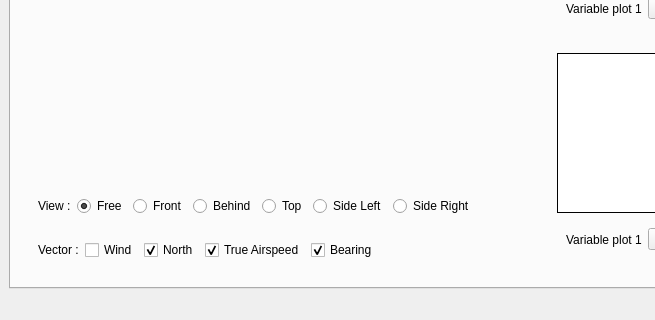
Old version of the form src/gui/mainwindow.ui in the repository TheGoodWeather/Vector-Vario-Analyzer; both pictures show x 0 to 655 and y 537 to 857 of the 997 by 857 pixel window.
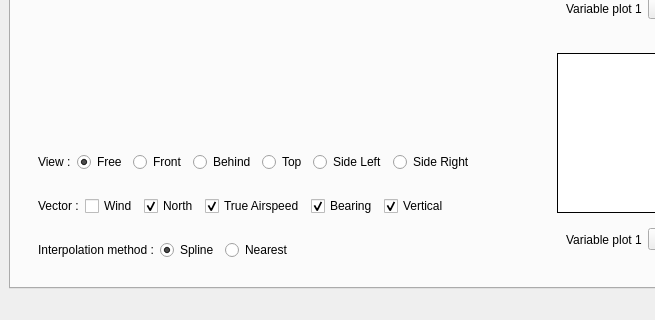
New version of the form. Custom widgets are drawn as their Qt base class.

Commit message: Add spline and nearest interpolation, as well as vertical vector

```diff
--- a/src/gui/mainwindow.ui
+++ b/src/gui/mainwindow.ui
@@ -1927,6 +1927,16 @@
                 </property>
                </widget>
               </item>
+              <item>
+               <widget class="QCheckBox" name="checkbox_vertical_vector_dyna">
+                <property name="text">
+                 <string>Vertical</string>
+                </property>
+                <property name="checked">
+                 <bool>true</bool>
+                </property>
+               </widget>
+              </item>
               <item>
                <spacer name="horizontalSpacer_9">
                 <property name="orientation">
@@ -1943,6 +1953,49 @@
              </layout>
             </widget>
            </item>
+           <item>
+            <widget class="QWidget" name="widget_35" native="true">
+             <layout class="QHBoxLayout" name="horizontalLayout_24">
+              <item>
+               <widget class="QLabel" name="label_26">
+                <property name="text">
+                 <string>Interpolation method :</string>
+                </property>
+               </widget>
+              </item>
+              <item>
+               <widget class="QRadioButton" name="radioButton_interpolated_dyna">
+                <property name="text">
+                 <string>Spline</string>
+                </property>
+                <property name="checked">
+                 <bool>true</bool>
+                </property>
+               </widget>
+              </item>
+              <item>
+               <widget class="QRadioButton" name="radioButton_raw_dyna">
+                <property name="text">
+                 <string>Nearest</string>
+                </property>
+               </widget>
+              </item>
+              <item>
+               <spacer name="horizontalSpacer_10">
+                <property name="orientation">
+                 <enum>Qt::Horizontal</enum>
+                </property>
+                <property name="sizeHint" stdset="0">
+                 <size>
+                  <width>40</width>
+                  <height>20</height>
+                 </size>
+                </property>
+               </spacer>
+              </item>
+             </layout>
+            </widget>
+           </item>
           </layout>
          </widget>
         </item>
```
The commit also changes 4 other files.
